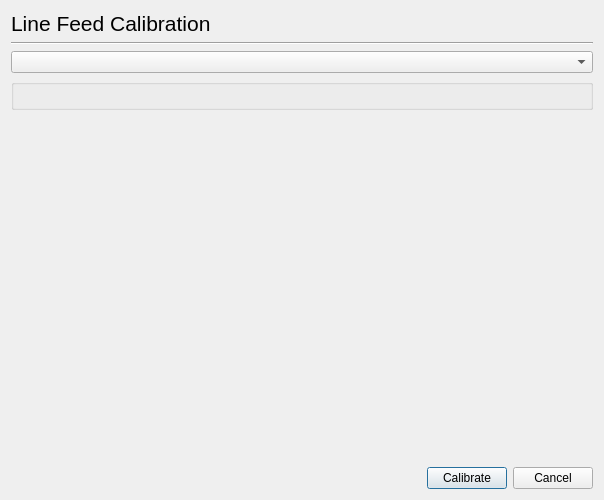
The window that ui4/linefeedcaldialog_base.ui (jpopelka/hplip) describes before a commit, drawn with Qt 5.
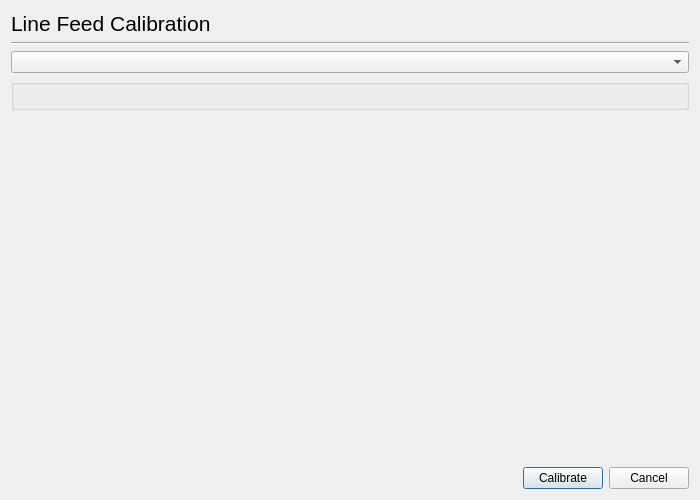
The same window after the commit. Custom widgets are drawn as their Qt base class.

What changed in the file:
```diff
--- a/ui4/linefeedcaldialog_base.ui
+++ b/ui4/linefeedcaldialog_base.ui
@@ -5,7 +5,7 @@
    <rect>
     <x>0</x>
     <y>0</y>
-    <width>600</width>
+    <width>700</width>
     <height>500</height>
    </rect>
   </property>
```
